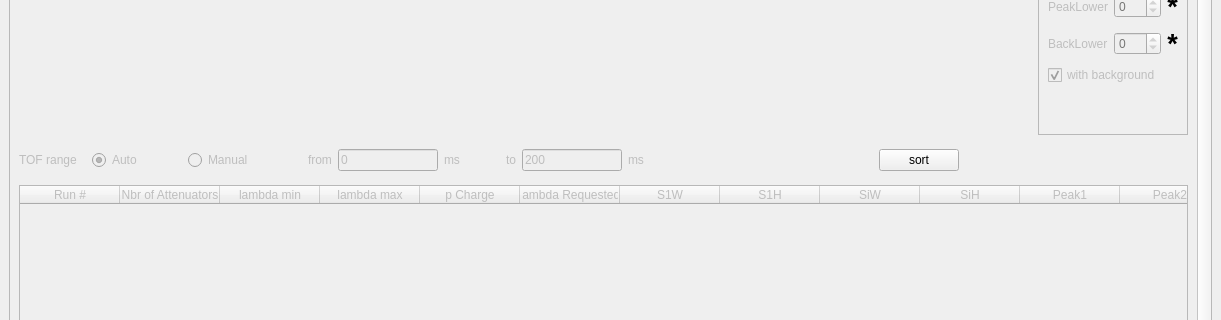
This is RefRed/interfaces/sf_calculator_interface.ui in neutrons/RefRed as Qt 5 draws it before an edit; both pictures show x 0 to 1221 and y 219 to 539 of the 1221 by 776 pixel window. The edited form follows.
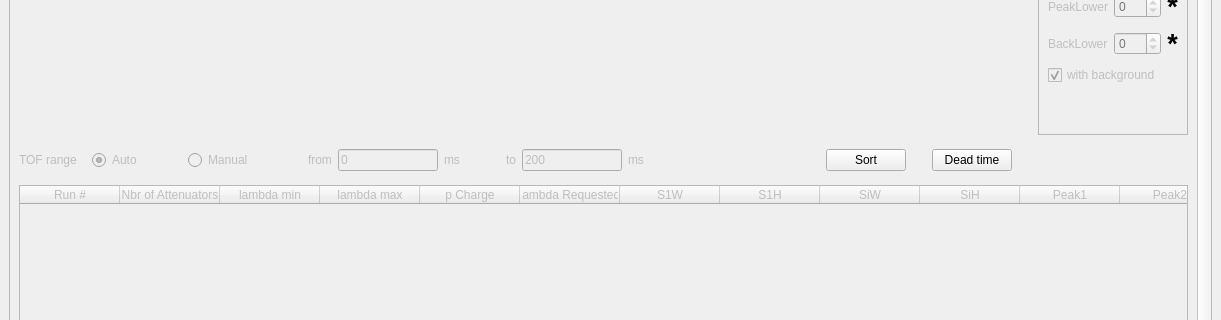
This is the edited form. Icons and pictures are not drawn. Custom widgets are drawn as their Qt base class.

Commit message: add deadtime button

The edit to the form file:
```diff
--- a/RefRed/interfaces/sf_calculator_interface.ui
+++ b/RefRed/interfaces/sf_calculator_interface.ui
@@ -25,8 +25,8 @@
         <rect>
          <x>0</x>
          <y>0</y>
-         <width>1187</width>
-         <height>914</height>
+         <width>1191</width>
+         <height>960</height>
         </rect>
        </property>
        <layout class="QVBoxLayout" name="verticalLayout_2">
@@ -864,13 +864,40 @@
                <string extracomment="Sort entries by metadata instead of the default key (run number)"/>
               </property>
               <property name="text">
-               <string>sort</string>
+               <string>Sort</string>
               </property>
               <property name="flat">
                <bool>false</bool>
               </property>
              </widget>
             </item>
+            <item>
+             <spacer name="horizontalSpacer_3">
+              <property name="orientation">
+               <enum>Qt::Horizontal</enum>
+              </property>
+              <property name="sizeType">
+               <enum>QSizePolicy::Fixed</enum>
+              </property>
+              <property name="sizeHint" stdset="0">
+               <size>
+                <width>20</width>
+                <height>20</height>
+               </size>
+              </property>
+             </spacer>
+            </item>
+            <item>
+             <widget class="QPushButton" name="dead_time_button">
+              <property name="text">
+               <string>Dead time</string>
+              </property>
+              <property name="icon">
+               <iconset resource="../icons/icons.qrc">
+                <normaloff>:/General/cogwheel.png</normaloff>:/General/cogwheel.png</iconset>
+              </property>
+             </widget>
+            </item>
             <item>
              <spacer name="horizontalSpacer_24">
               <property name="orientation">
```
Left out of the diff: 131 changed lines with no effect on the pictures. The commit also changes 1 other file.
